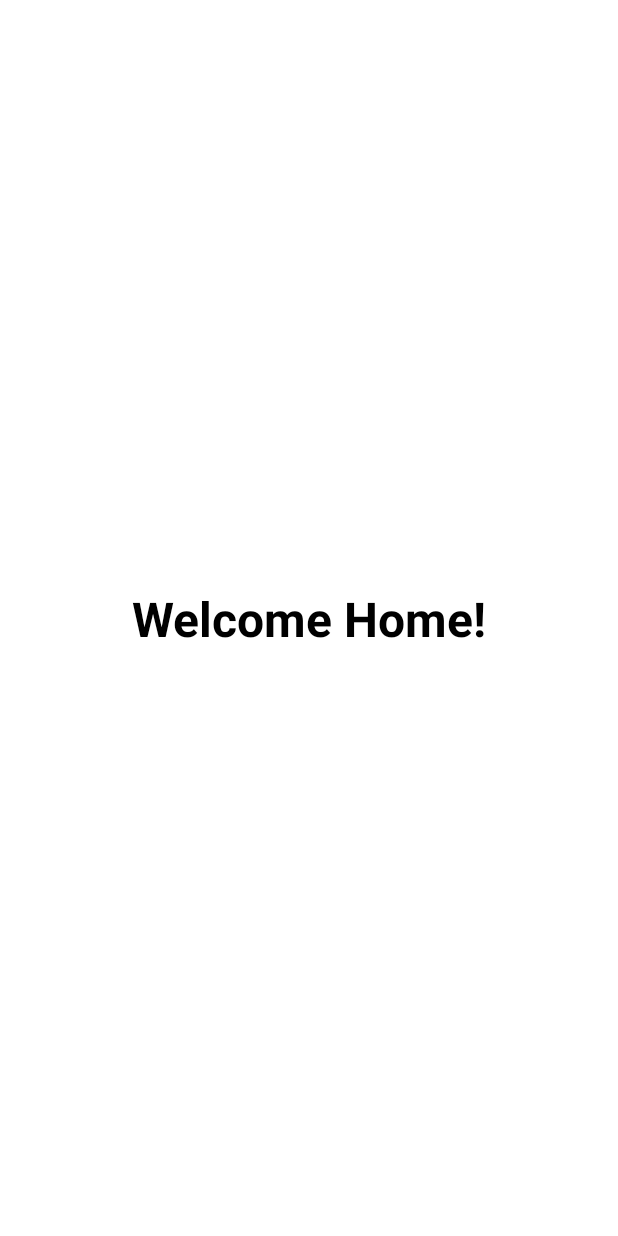
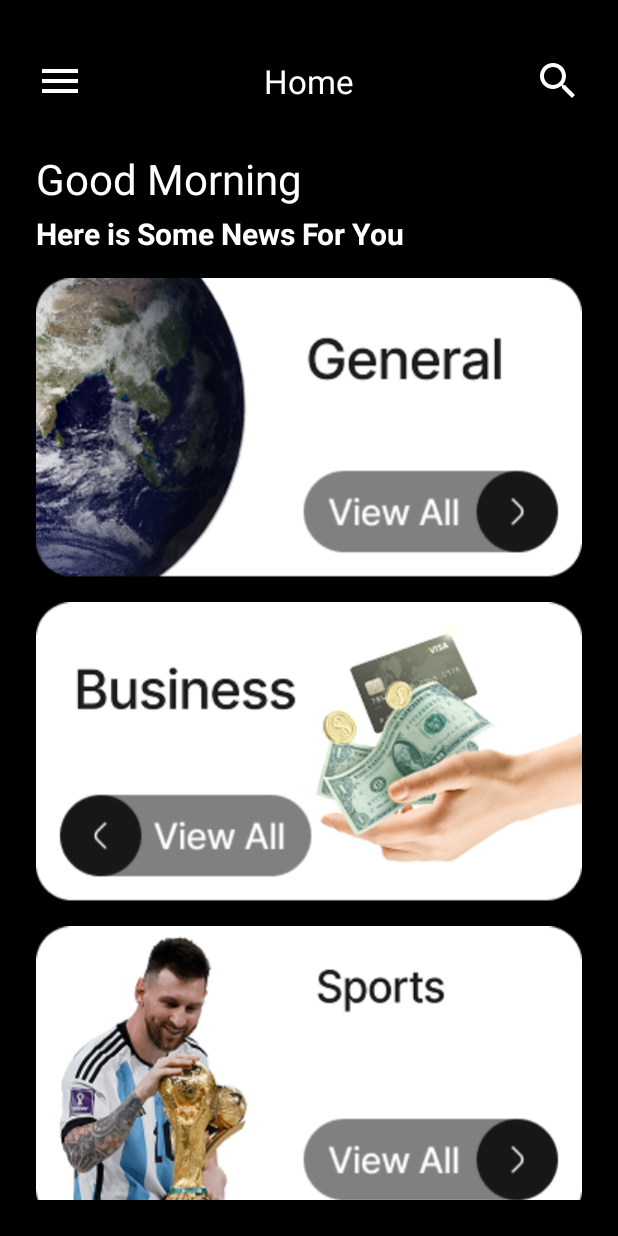
Before and after one commit to Mustafa-Mohamed26/ANU_News_APP, an Android app: the layout activity_home.xml on its own in the app's theme, with its tools: preview values and no code run, on a phone screen of 412 x 824 dp. Run offline under Robolectric (Android 15) with nearby library versions, the phone set to English and light mode, and no system bars.

Commit message:
feat: Add initial home activity layout with app bar, greeting, and category image assets.

```diff
--- /dev/null
+++ b/app/src/main/res/drawable/ic_menu.xml
@@ -0,0 +1,10 @@
+<vector xmlns:android="http://schemas.android.com/apk/res/android"
+    android:width="24dp"
+    android:height="24dp"
+    android:viewportWidth="24"
+    android:viewportHeight="24"
+    android:tint="?attr/colorControlNormal">
+  <path
+      android:fillColor="@android:color/white"
+      android:pathData="M3,18h18v-2L3,16v2zM3,13h18v-2L3,11v2zM3,6v2h18L21,6L3,6z"/>
+</vector>
--- /dev/null
+++ b/app/src/main/res/drawable/ic_search.xml
@@ -0,0 +1,10 @@
+<vector xmlns:android="http://schemas.android.com/apk/res/android"
+    android:width="24dp"
+    android:height="24dp"
+    android:viewportWidth="24"
+    android:viewportHeight="24"
+    android:tint="?attr/colorControlNormal">
+  <path
+      android:fillColor="@android:color/white"
+      android:pathData="M15.5,14h-0.79l-0.28,-0.27C15.41,12.59 16,11.11 16,9.5 16,5.91 13.09,3 9.5,3S3,5.91 3,9.5 5.91,16 9.5,16c1.61,0 3.09,-0.59 4.23,-1.57l0.27,0.28v0.79l5,4.99L20.49,19l-4.99,-5zM9.5,14C7.01,14 5,11.99 5,9.5S7.01,5 9.5,5 14,7.01 14,9.5 11.99,14 9.5,14z"/>
+</vector>
--- a/app/src/main/res/layout/activity_home.xml
+++ b/app/src/main/res/layout/activity_home.xml
@@ -5,20 +5,122 @@
     android:layout_width="match_parent"
     android:layout_height="match_parent"
     android:padding="24dp"
-    android:background="@android:color/white"
+    android:background="@android:color/black"
     tools:context=".HomeActivity">
 
-    <TextView
-        android:id="@+id/tvWelcome"
-        android:layout_width="wrap_content"
+    <androidx.constraintlayout.widget.ConstraintLayout
+        android:id="@+id/appBar"
+        android:layout_width="match_parent"
+        android:layout_height="60dp"
+        app:layout_constraintTop_toTopOf="parent"
+        app:layout_constraintStart_toStartOf="parent"
+        app:layout_constraintEnd_toEndOf="parent">
+
+        <ImageView
+            android:id="@+id/imgMenu"
+            android:layout_width="32dp"
+            android:layout_height="32dp"
+            android:layout_marginStart="0dp"
+            android:src="@drawable/ic_menu"
+            app:tint="@android:color/white"
+            android:contentDescription="Menu"
+            app:layout_constraintStart_toStartOf="parent"
+            app:layout_constraintTop_toTopOf="parent"
+            app:layout_constraintBottom_toBottomOf="parent" />
+
+        <TextView
+            android:layout_width="wrap_content"
+            android:layout_height="wrap_content"
+            android:text="Home"
+            android:textSize="22sp"
+            android:textColor="@android:color/white"
+            android:textStyle="normal"
+            app:layout_constraintStart_toStartOf="parent"
+            app:layout_constraintEnd_toEndOf="parent"
+            app:layout_constraintTop_toTopOf="parent"
+            app:layout_constraintBottom_toBottomOf="parent" />
+
+        <ImageView
+            android:id="@+id/imgSearch"
+            android:layout_width="32dp"
+            android:layout_height="32dp"
+            android:layout_marginEnd="0dp"
+            android:src="@drawable/ic_search"
+            app:tint="@android:color/white"
+            android:contentDescription="Search"
+            app:layout_constraintEnd_toEndOf="parent"
+            app:layout_constraintTop_toTopOf="parent"
+            app:layout_constraintBottom_toBottomOf="parent" />
+
+    </androidx.constraintlayout.widget.ConstraintLayout>
+
+    <!-- FIXED HEADER (WILL NOT SCROLL) -->
+    <LinearLayout
+        android:id="@+id/headerTexts"
+        android:orientation="vertical"
+        android:layout_width="match_parent"
         android:layout_height="wrap_content"
-        android:text="Welcome Home!"
-        android:textColor="@android:color/black"
-        android:textSize="32sp"
-        android:textStyle="bold"
-        app:layout_constraintBottom_toBottomOf="parent"
-        app:layout_constraintEnd_toEndOf="parent"
-        app:layout_constraintStart_toStartOf="parent"
-        app:layout_constraintTop_toTopOf="parent" />
+        android:layout_marginTop="16dp"
+        app:layout_constraintTop_toBottomOf="@id/appBar">
+
+        <TextView
+            android:id="@+id/tvGreeting"
+            android:layout_width="wrap_content"
+            android:layout_height="wrap_content"
+            android:text="Good Morning"
+            android:textSize="28sp"
+            android:textColor="@android:color/white" />
+
+        <TextView
+            android:id="@+id/tvSubGreeting"
+            android:layout_width="wrap_content"
+            android:layout_height="wrap_content"
+            android:text="Here is Some News For You"
+            android:textSize="20sp"
+            android:textColor="@android:color/white"
+            android:textStyle="bold"
+            android:layout_marginTop="4dp"/>
+    </LinearLayout>
+
+
+    <!-- SCROLLABLE IMAGES ONLY -->
+    <ScrollView
+        android:layout_width="match_parent"
+        android:layout_height="0dp"
+        android:scrollbars="none"
+        android:layout_marginTop="16dp"
+        app:layout_constraintTop_toBottomOf="@id/headerTexts"
+        app:layout_constraintBottom_toBottomOf="parent">
+
+        <LinearLayout
+            android:layout_width="match_parent"
+            android:layout_height="wrap_content"
+            android:orientation="vertical">
+
+            <!-- Image 1 -->
+            <ImageView
+                android:layout_width="match_parent"
+                android:layout_height="200dp"
+                android:src="@drawable/general"
+                android:layout_marginBottom="16dp" />
+
+            <!-- Image 2 -->
+            <ImageView
+                android:layout_width="match_parent"
+                android:layout_height="200dp"
+                android:src="@drawable/business"
+                android:layout_marginBottom="16dp" />
+
+            <!-- Image 3 -->
+            <ImageView
+                android:layout_width="match_parent"
+                android:layout_height="200dp"
+                android:src="@drawable/sports"
+                android:layout_marginBottom="16dp" />
+
+            <!-- Continue for other images... -->
+
+        </LinearLayout>
+    </ScrollView>
 
 </androidx.constraintlayout.widget.ConstraintLayout>
```
Also changed, not shown: app/src/main/res/drawable/business.png (added), app/src/main/res/drawable/entertainment.png (added), app/src/main/res/drawable/general.png (added), app/src/main/res/drawable/health.png (added), app/src/main/res/drawable/science.png (added), app/src/main/res/drawable/sports.png (added), app/src/main/res/drawable/technology.png (added).
